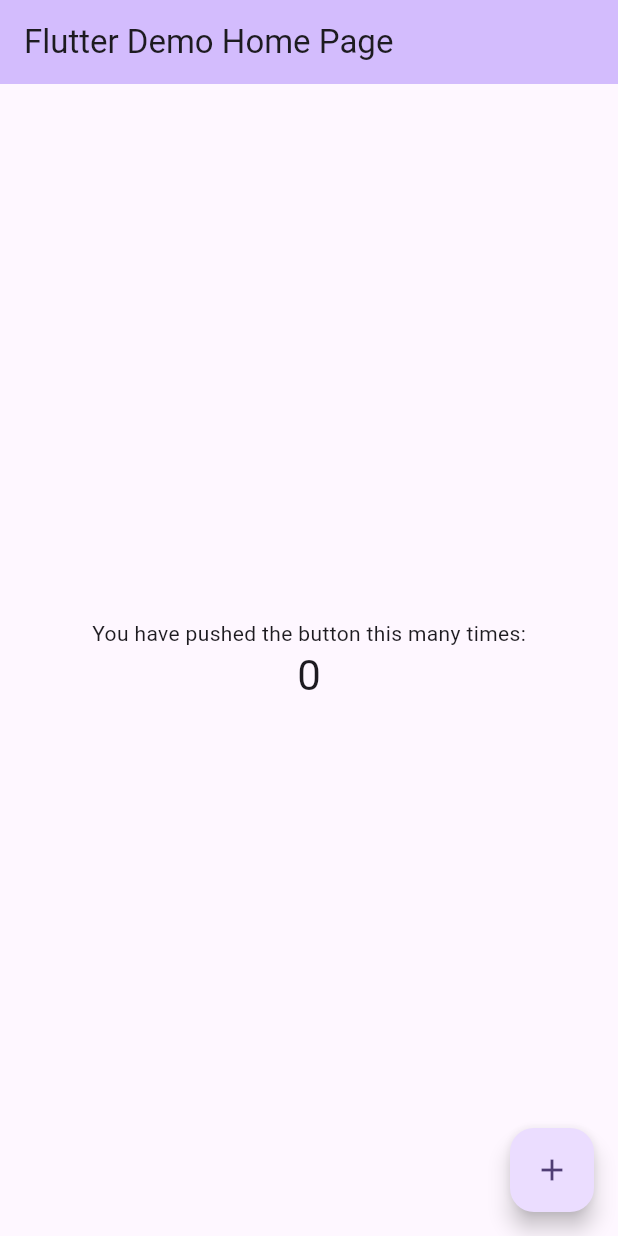
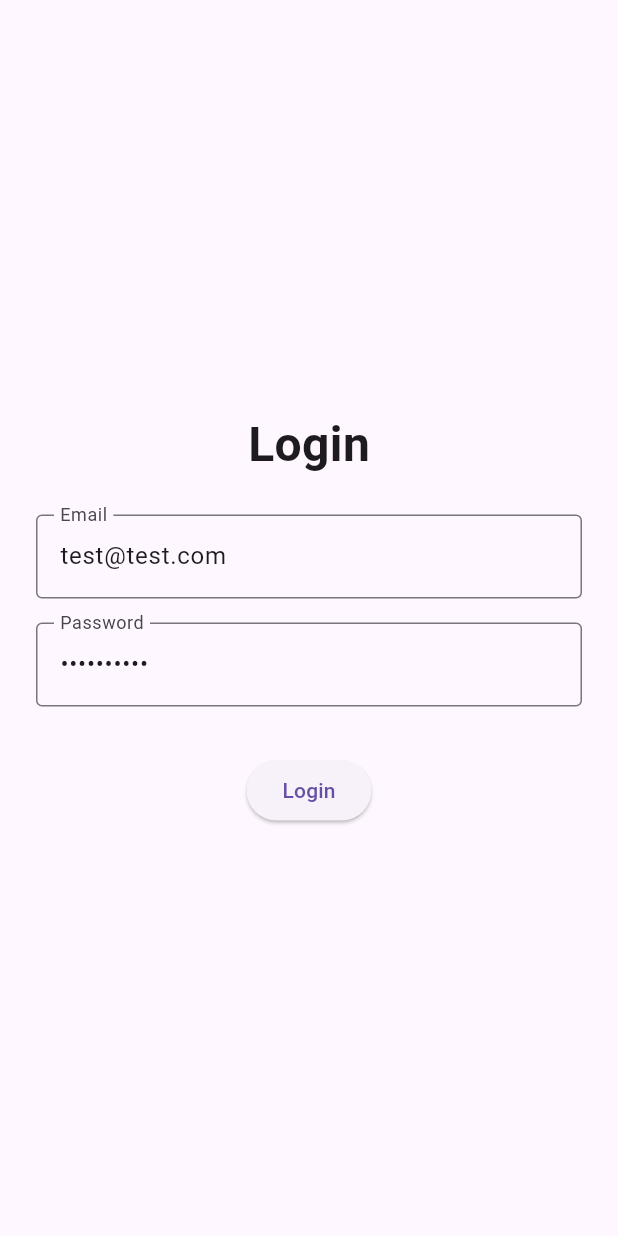
Before and after one commit to guti10x/Prueba-t-cnica-Daniel-Guti-rrez-Torres-Recall, a Flutter app: the screen it shows after launch, on a phone screen of 412 x 824 dp. Run offline on Flutter 3.47's test engine with Material 3 defaults, Android fonts, the phone set to English and light mode, and no system bars; our stand-ins replace cloud_firestore, cloud_functions, firebase_auth, firebase_core; accounts and stored records are empty.

Commit message:
Implement Firebase authentication and Firestore integration with login and notes functionality

```diff
--- a/lib/main.dart
+++ b/lib/main.dart
@@ -1,122 +1,25 @@
 import 'package:flutter/material.dart';
+import 'package:firebase_core/firebase_core.dart';
+import 'firebase_options.dart';
+import 'tabs/login_screen.dart';
 
-void main() {
-  runApp(const MyApp());
+void main() async {
+  WidgetsFlutterBinding.ensureInitialized();
+  await Firebase.initializeApp(
+    options: DefaultFirebaseOptions.currentPlatform,
+  );
+  runApp(const NotesApp());
 }
 
-class MyApp extends StatelessWidget {
-  const MyApp({super.key});
+class NotesApp extends StatelessWidget {
+  const NotesApp({super.key});
 
-  // This widget is the root of your application.
   @override
   Widget build(BuildContext context) {
     return MaterialApp(
-      title: 'Flutter Demo',
-      theme: ThemeData(
-        // This is the theme of your application.
-        //
-        // TRY THIS: Try running your application with "flutter run". You'll see
-        // the application has a purple toolbar. Then, without quitting the app,
-        // try changing the seedColor in the colorScheme below to Colors.green
-        // and then invoke "hot reload" (save your changes or press the "hot
-        // reload" button in a Flutter-supported IDE, or press "r" if you used
-        // the command line to start the app).
-        //
-        // Notice that the counter didn't reset back to zero; the application
-        // state is not lost during the reload. To reset the state, use hot
-        // restart instead.
-        //
-        // This works for code too, not just values: Most code changes can be
-        // tested with just a hot reload.
-        colorScheme: ColorScheme.fromSeed(seedColor: Colors.deepPurple),
-      ),
-      home: const MyHomePage(title: 'Flutter Demo Home Page'),
+      title: 'Notes App',
+      theme: ThemeData(primarySwatch: Colors.blue),
+      home: const LoginScreen(),
     );
   }
 }
-
-class MyHomePage extends StatefulWidget {
-  const MyHomePage({super.key, required this.title});
-
-  // This widget is the home page of your application. It is stateful, meaning
-  // that it has a State object (defined below) that contains fields that affect
-  // how it looks.
-
-  // This class is the configuration for the state. It holds the values (in this
-  // case the title) provided by the parent (in this case the App widget) and
-  // used by the build method of the State. Fields in a Widget subclass are
-  // always marked "final".
-
-  final String title;
-
-  @override
-  State<MyHomePage> createState() => _MyHomePageState();
-}
-
-class _MyHomePageState extends State<MyHomePage> {
-  int _counter = 0;
-
-  void _incrementCounter() {
-    setState(() {
-      // This call to setState tells the Flutter framework that something has
-      // changed in this State, which causes it to rerun the build method below
-      // so that the display can reflect the updated values. If we changed
-      // _counter without calling setState(), then the build method would not be
-      // called again, and so nothing would appear to happen.
-      _counter++;
-    });
-  }
-
-  @override
-  Widget build(BuildContext context) {
-    // This method is rerun every time setState is called, for instance as done
-    // by the _incrementCounter method above.
-    //
-    // The Flutter framework has been optimized to make rerunning build methods
-    // fast, so that you can just rebuild anything that needs updating rather
-    // than having to individually change instances of widgets.
-    return Scaffold(
-      appBar: AppBar(
-        // TRY THIS: Try changing the color here to a specific color (to
-        // Colors.amber, perhaps?) and trigger a hot reload to see the AppBar
-        // change color while the other colors stay the same.
-        backgroundColor: Theme.of(context).colorScheme.inversePrimary,
-        // Here we take the value from the MyHomePage object that was created by
-        // the App.build method, and use it to set our appbar title.
-        title: Text(widget.title),
-      ),
-      body: Center(
-        // Center is a layout widget. It takes a single child and positions it
-        // in the middle of the parent.
-        child: Column(
-          // Column is also a layout widget. It takes a list of children and
-          // arranges them vertically. By default, it sizes itself to fit its
-          // children horizontally, and tries to be as tall as its parent.
-          //
-          // Column has various properties to control how it sizes itself and
-          // how it positions its children. Here we use mainAxisAlignment to
-          // center the children vertically; the main axis here is the vertical
-          // axis because Columns are vertical (the cross axis would be
-          // horizontal).
-          //
-          // TRY THIS: Invoke "debug painting" (choose the "Toggle Debug Paint"
-          // action in the IDE, or press "p" in the console), to see the
-          // wireframe for each widget.
-          mainAxisAlignment: MainAxisAlignment.center,
-          children: <Widget>[
-            const Text('You have pushed the button this many times:'),
-            Text(
-              '$_counter',
-              style: Theme.of(context).textTheme.headlineMedium,
-            ),
-          ],
-        ),
-      ),
-      floatingActionButton: FloatingActionButton(
-        onPressed: _incrementCounter,
-        tooltip: 'Increment',
-        child: const Icon(Icons.add),
-      ), // This trailing comma makes auto-formatting nicer for build methods.
-    );
-  }
-}
--- /dev/null
+++ b/lib/tabs/login_screen.dart
@@ -0,0 +1,101 @@
+import 'package:flutter/material.dart';
+import 'package:firebase_auth/firebase_auth.dart';
+import 'notes_screen.dart'; // lo crearemos después
+
+class LoginScreen extends StatefulWidget {
+  const LoginScreen({super.key});
+
+  @override
+  State<LoginScreen> createState() => _LoginScreenState();
+}
+
+class _LoginScreenState extends State<LoginScreen> {
+  final TextEditingController _emailController =
+      TextEditingController(text: 'test@test.com'); // test user
+  final TextEditingController _passwordController =
+      TextEditingController(text: 'Test123456'); // test password
+
+  bool _isLoading = false;
+  String? _errorMessage;
+
+  Future<void> _login() async {
+    setState(() {
+      _isLoading = true;
+      _errorMessage = null;
+    });
+
+    try {
+      await FirebaseAuth.instance.signInWithEmailAndPassword(
+        email: _emailController.text.trim(),
+        password: _passwordController.text.trim(),
+      );
+      // si login correcto, navega a pantalla de notas
+      if (mounted) {
+        Navigator.pushReplacement(
+          context,
+          MaterialPageRoute(builder: (_) => const NotesScreen()),
+        );
+      }
+    } on FirebaseAuthException catch (e) {
+      setState(() {
+        _errorMessage = e.message;
+      });
+    } finally {
+      if (mounted) {
+        setState(() {
+          _isLoading = false;
+        });
+      }
+    }
+  }
+
+  @override
+  Widget build(BuildContext context) {
+    return Scaffold(
+      body: Center(
+        child: Padding(
+          padding: const EdgeInsets.all(24.0),
+          child: Column(
+            mainAxisSize: MainAxisSize.min,
+            children: [
+              const Text(
+                'Login',
+                style: TextStyle(fontSize: 32, fontWeight: FontWeight.bold),
+              ),
+              const SizedBox(height: 24),
+              TextField(
+                controller: _emailController,
+                decoration: const InputDecoration(
+                  labelText: 'Email',
+                  border: OutlineInputBorder(),
+                ),
+              ),
+              const SizedBox(height: 16),
+              TextField(
+                controller: _passwordController,
+                obscureText: true,
+                decoration: const InputDecoration(
+                  labelText: 'Password',
+                  border: OutlineInputBorder(),
+                ),
+              ),
+              const SizedBox(height: 16),
+              if (_errorMessage != null)
+                Text(
+                  _errorMessage!,
+                  style: const TextStyle(color: Colors.red),
+                ),
+              const SizedBox(height: 16),
+              _isLoading
+                  ? const CircularProgressIndicator()
+                  : ElevatedButton(
+                      onPressed: _login,
+                      child: const Text('Login'),
+                    ),
+            ],
+          ),
+        ),
+      ),
+    );
+  }
+}
--- a/pubspec.yaml
+++ b/pubspec.yaml
@@ -36,6 +36,8 @@ dependencies:
   # The following adds the Cupertino Icons font to your application.
   # Use with the CupertinoIcons class for iOS style icons.
   cupertino_icons: ^1.0.8
+  cloud_firestore: ^5.6.12
+  cloud_functions: ^5.6.2
 
 dev_dependencies:
   flutter_test:
```
Also changed, not shown: lib/tabs/notes_screen.dart (added, +145 -0 lines), pubspec.lock, 3 other files.
